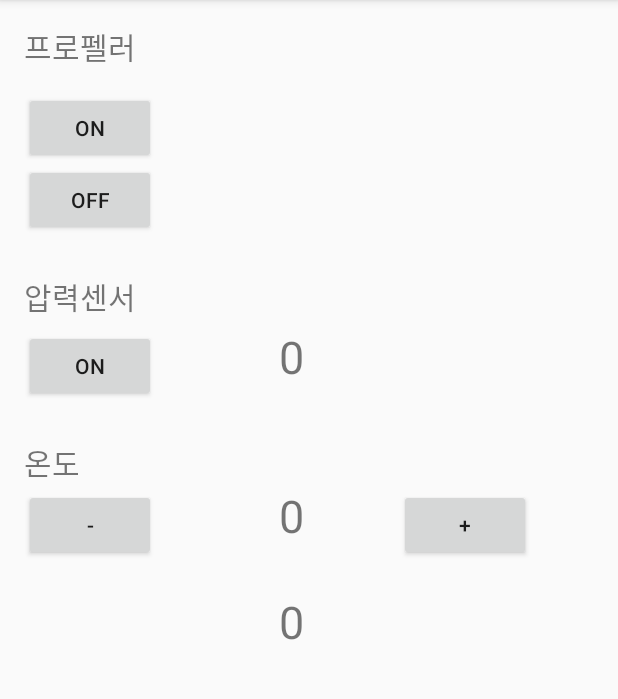
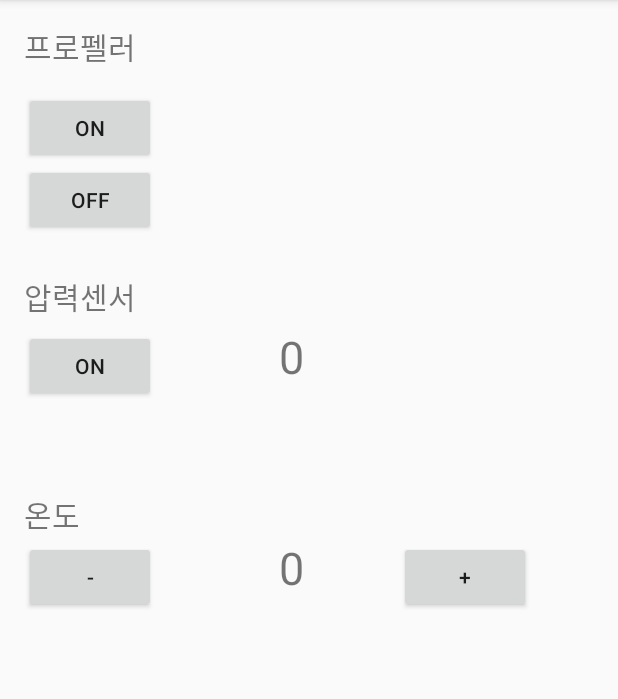
Before and after one commit to quki/AlphaChair, an Android app: the screen it shows after launch (MainActivity), on a phone screen of 412 x 824 dp, the part 84-783 px from its top. Run offline under Robolectric (Android 15) with nearby library versions, the phone set to English and light mode, and no system bars.

Commit message:
add MainService part

```diff
--- a/Android/AlphaChairAndroid/app/src/main/AndroidManifest.xml
+++ b/Android/AlphaChairAndroid/app/src/main/AndroidManifest.xml
@@ -18,6 +18,7 @@
                 <category android:name="android.intent.category.LAUNCHER" />
             </intent-filter>
         </activity>
+        <service android:name=".service.MainService"/>
     </application>
 
 </manifest>
--- a/Android/AlphaChairAndroid/app/src/main/java/com/quki/alphachair/alphachairandroid/bluetooth/BluetoothHelper.java
+++ b/Android/AlphaChairAndroid/app/src/main/java/com/quki/alphachair/alphachairandroid/bluetooth/BluetoothHelper.java
@@ -41,7 +41,6 @@ public class BluetoothHelper {
         for (BluetoothDevice bondedDevice : mBondedDevices) {
             String deviceName = bondedDevice.getName();
             if (deviceName.equals("HC-06")) {
-            //if (deviceName.equals("sexpower")) {
                 mArduino = bondedDevice;
                 connectWithArduino(mArduino);
                 break;
--- a/Android/AlphaChairAndroid/app/src/main/res/layout/activity_main.xml
+++ b/Android/AlphaChairAndroid/app/src/main/res/layout/activity_main.xml
@@ -63,7 +63,7 @@
         android:layout_width="wrap_content"
         android:layout_height="wrap_content"
         android:layout_below="@id/receiveButton"
-        android:layout_marginTop="25dp"
+        android:layout_marginTop="60dp"
         android:text="온도"
         android:textSize="20dp" />
     <Button
@@ -90,13 +90,4 @@
         android:layout_below="@+id/tempViewTitle"
         android:layout_marginLeft="250dp"
         android:text="+" />
-    <TextView
-        android:id="@+id/temperatureReceived"
-        android:layout_width="wrap_content"
-        android:layout_height="wrap_content"
-        android:layout_below="@id/temperature"
-        android:layout_marginTop="30dp"
-        android:layout_marginLeft="170dp"
-        android:text="0"
-        android:textSize="30dp" />
 </RelativeLayout>
```
Also changed, not shown: Android/AlphaChairAndroid/app/src/main/java/com/quki/alphachair/alphachairandroid/MainActivity.java (+19 -5 lines), Android/AlphaChairAndroid/app/src/main/java/com/quki/alphachair/alphachairandroid/service/MainService.java (added, +77 -0 lines).
